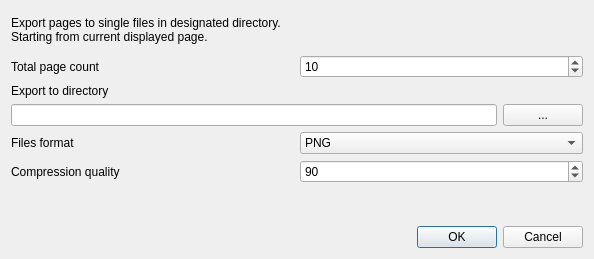
This is zexportdialog.ui in kernel1024/qmanga as Qt 5 draws it before an edit. The edited form follows.
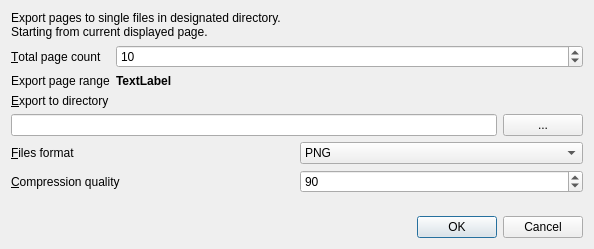
This is the edited form.

Commit message: Page export range displaying in export dialog.

The edit to the form file:
```diff
--- a/zexportdialog.ui
+++ b/zexportdialog.ui
@@ -7,7 +7,7 @@
     <x>0</x>
     <y>0</y>
     <width>594</width>
-    <height>259</height>
+    <height>249</height>
    </rect>
   </property>
   <property name="windowTitle">
@@ -29,18 +29,18 @@
     </widget>
    </item>
    <item>
-    <layout class="QHBoxLayout" name="horizontalLayout_3">
-     <item>
+    <layout class="QFormLayout" name="formLayout">
+     <item row="0" column="0">
       <widget class="QLabel" name="label_2">
        <property name="text">
-        <string>Total page count</string>
+        <string>&amp;Total page count</string>
        </property>
        <property name="buddy">
         <cstring>pageCount</cstring>
        </property>
       </widget>
      </item>
-     <item>
+     <item row="0" column="1">
       <widget class="QSpinBox" name="pageCount">
        <property name="minimum">
         <number>1</number>
@@ -53,6 +53,26 @@
        </property>
       </widget>
      </item>
+     <item row="1" column="0">
+      <widget class="QLabel" name="label_6">
+       <property name="text">
+        <string>Export page range</string>
+       </property>
+      </widget>
+     </item>
+     <item row="1" column="1">
+      <widget class="QLabel" name="labelRange">
+       <property name="font">
+        <font>
+         <weight>75</weight>
+         <bold>true</bold>
+        </font>
+       </property>
+       <property name="text">
+        <string>TextLabel</string>
+       </property>
+      </widget>
+     </item>
     </layout>
    </item>
    <item>
@@ -60,7 +80,7 @@
      <item>
       <widget class="QLabel" name="label_3">
        <property name="text">
-        <string>Export to directory</string>
+        <string>&amp;Export to directory</string>
        </property>
        <property name="buddy">
         <cstring>exportDir</cstring>
@@ -92,7 +112,7 @@
      <item>
       <widget class="QLabel" name="label_4">
        <property name="text">
-        <string>Files format</string>
+        <string>&amp;Files format</string>
        </property>
        <property name="buddy">
         <cstring>imageFormat</cstring>
@@ -130,7 +150,7 @@
      <item>
       <widget class="QLabel" name="label_5">
        <property name="text">
-        <string>Compression quality</string>
+        <string>&amp;Compression quality</string>
        </property>
        <property name="buddy">
         <cstring>imageQuality</cstring>
```
The commit also changes 3 other files.
